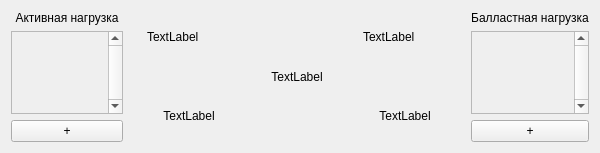
Qt form calculationsettingscreen.ui (evilpeopletyranny/BallastStand) before a commit.
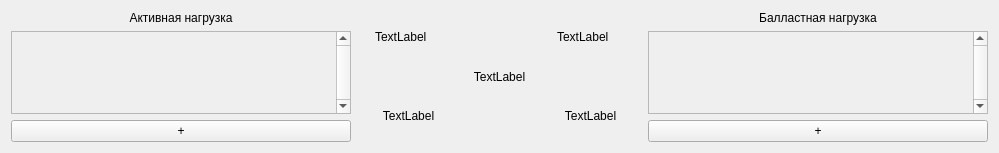
The same form after that commit.

```diff
--- a/calculationsettingscreen.ui
+++ b/calculationsettingscreen.ui
@@ -6,14 +6,14 @@
    <rect>
     <x>0</x>
     <y>0</y>
-    <width>600</width>
+    <width>999</width>
     <height>153</height>
    </rect>
   </property>
   <property name="windowTitle">
    <string>Form</string>
   </property>
-  <layout class="QHBoxLayout" name="horizontalLayout" stretch="1,3,1">
+  <layout class="QHBoxLayout" name="horizontalLayout">
    <item>
     <layout class="QVBoxLayout" name="utilityLayout">
      <property name="rightMargin">
@@ -31,6 +31,24 @@
      </item>
      <item>
       <widget class="QScrollArea" name="utilityArea">
+       <property name="sizePolicy">
+        <sizepolicy hsizetype="Fixed" vsizetype="Expanding">
+         <horstretch>0</horstretch>
+         <verstretch>0</verstretch>
+        </sizepolicy>
+       </property>
+       <property name="minimumSize">
+        <size>
+         <width>340</width>
+         <height>0</height>
+        </size>
+       </property>
+       <property name="maximumSize">
+        <size>
+         <width>340</width>
+         <height>16777215</height>
+        </size>
+       </property>
        <property name="verticalScrollBarPolicy">
         <enum>Qt::ScrollBarAlwaysOn</enum>
        </property>
@@ -42,7 +60,7 @@
          <rect>
           <x>0</x>
           <y>0</y>
-          <width>117</width>
+          <width>324</width>
           <height>77</height>
          </rect>
         </property>
@@ -66,6 +84,12 @@
      </item>
      <item>
       <widget class="QPushButton" name="utilityAddButton">
+       <property name="sizePolicy">
+        <sizepolicy hsizetype="Preferred" vsizetype="Fixed">
+         <horstretch>0</horstretch>
+         <verstretch>0</verstretch>
+        </sizepolicy>
+       </property>
        <property name="text">
         <string>+</string>
        </property>
@@ -170,6 +194,24 @@
      </item>
      <item>
       <widget class="QScrollArea" name="ballastArea">
+       <property name="sizePolicy">
+        <sizepolicy hsizetype="Fixed" vsizetype="Expanding">
+         <horstretch>0</horstretch>
+         <verstretch>0</verstretch>
+        </sizepolicy>
+       </property>
+       <property name="minimumSize">
+        <size>
+         <width>340</width>
+         <height>0</height>
+        </size>
+       </property>
+       <property name="maximumSize">
+        <size>
+         <width>340</width>
+         <height>16777215</height>
+        </size>
+       </property>
        <property name="verticalScrollBarPolicy">
         <enum>Qt::ScrollBarAlwaysOn</enum>
        </property>
@@ -181,7 +223,7 @@
          <rect>
           <x>0</x>
           <y>0</y>
-          <width>132</width>
+          <width>324</width>
           <height>77</height>
          </rect>
         </property>
@@ -205,6 +247,12 @@
      </item>
      <item>
       <widget class="QPushButton" name="ballastAddButton">
+       <property name="sizePolicy">
+        <sizepolicy hsizetype="Preferred" vsizetype="Fixed">
+         <horstretch>0</horstretch>
+         <verstretch>0</verstretch>
+        </sizepolicy>
+       </property>
        <property name="text">
         <string>+</string>
        </property>
```
